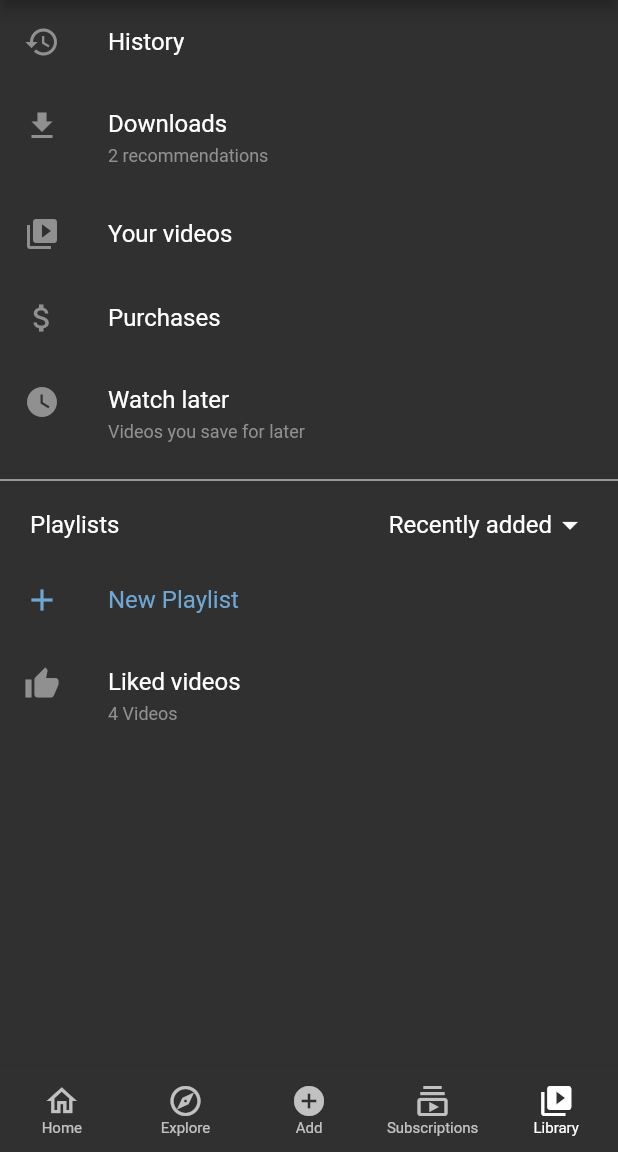
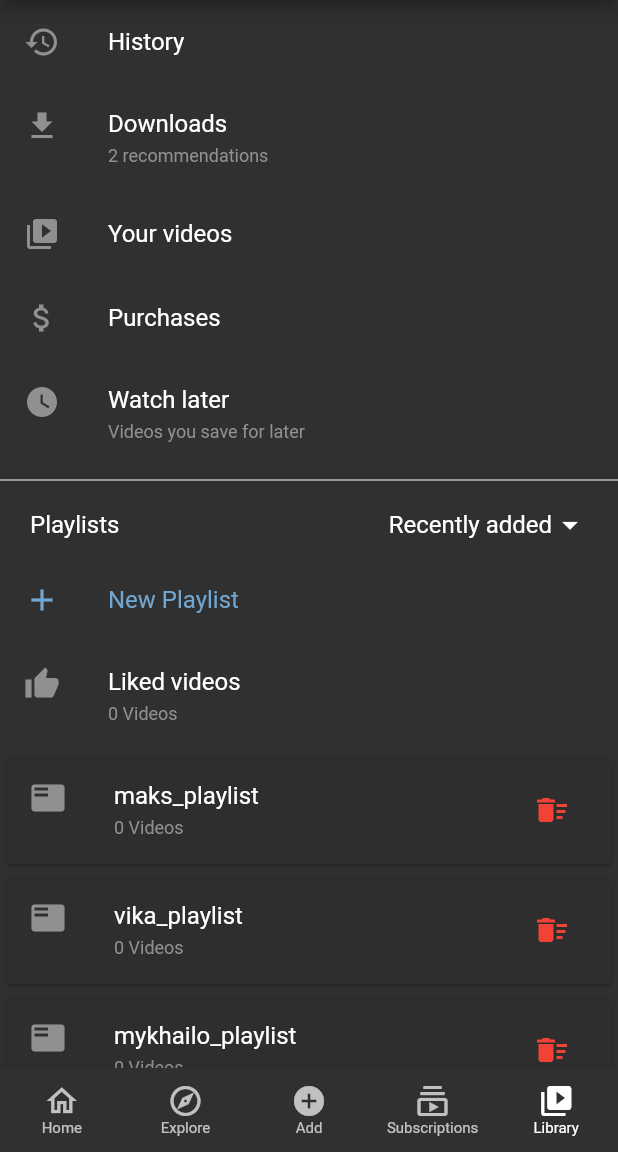
Before and after one commit to leobit-flutter-2021/youtube_app, a Flutter app: the screen it shows after launch, item 5 of the bottom bar chosen, on a phone screen of 412 x 824 dp, the part 84-1236 px from its top. Run offline on Flutter 3.47's test engine with Material 2 defaults, Android fonts, the phone set to English and light mode, and no system bars; our stand-ins replace timeago; network calls fail.

Commit message:
Adding state to library screen(ability to add and delete playlists)

```diff
--- a/lib/screens/library_screen.dart
+++ b/lib/screens/library_screen.dart
@@ -4,7 +4,28 @@ import 'package:hw_3/data/colors.dart';
 
 import 'package:hw_3/widgets/app_bar.dart';
 
-class LibraryTab extends StatelessWidget {
+class LibraryTab extends StatefulWidget {
+  LibraryState createState() => LibraryState();
+}
+
+class LibraryState extends State<LibraryTab> {
+  late String temp;
+  List play_list = [];
+  int like_counter = 0;
+
+  @override
+  void initState() {
+    super.initState();
+
+    play_list.addAll(['maks_playlist', 'vika_playlist', 'mykhailo_playlist']);
+  }
+
+  void _incrementCounter() {
+    setState(() {
+      like_counter++;
+    });
+  }
+
   @override
   Widget build(BuildContext context) {
     return Scaffold(
@@ -24,39 +45,43 @@ class LibraryTab extends StatelessWidget {
                 ),
                 ListTile(
                   leading: Icon(Icons.file_download, color: suvaGrey),
-                  title: Text('Downloads', style: TextStyle(color: Colors.white)),
+                  title:
+                      Text('Downloads', style: TextStyle(color: Colors.white)),
                   subtitle: Text('2 recommendations',
                       style: TextStyle(color: suvaGrey, fontSize: 12.0)),
                 ),
                 ListTile(
                   leading: Icon(Icons.video_library, color: suvaGrey),
-                  title:
-                      Text('Your videos', style: TextStyle(color: Colors.white)),
+                  title: Text('Your videos',
+                      style: TextStyle(color: Colors.white)),
                 ),
                 ListTile(
                   leading: Icon(Icons.attach_money, color: suvaGrey),
-                  title: Text('Purchases', style: TextStyle(color: Colors.white)),
+                  title:
+                      Text('Purchases', style: TextStyle(color: Colors.white)),
                 ),
                 ListTile(
                   leading: Icon(Icons.watch_later, color: suvaGrey),
-                  title:
-                      Text('Watch later', style: TextStyle(color: Colors.white)),
+                  title: Text('Watch later',
+                      style: TextStyle(color: Colors.white)),
                   subtitle: Text('Videos you save for later',
                       style: TextStyle(color: suvaGrey, fontSize: 12.0)),
                 ),
                 Divider(color: Colors.white),
                 Padding(
-                  padding: EdgeInsets.symmetric(horizontal: 20.0, vertical: 10.0),
+                  padding:
+                      EdgeInsets.symmetric(horizontal: 20.0, vertical: 10.0),
                   child: Row(
                     mainAxisAlignment: MainAxisAlignment.spaceBetween,
                     children: <Widget>[
                       Text('Playlists',
-                          style: TextStyle(color: Colors.white, fontSize: 16.0)),
+                          style:
+                              TextStyle(color: Colors.white, fontSize: 16.0)),
                       Row(
                         children: <Widget>[
                           Text('Recently added',
-                              style:
-                                  TextStyle(color: Colors.white, fontSize: 16.0)),
+                              style: TextStyle(
+                                  color: Colors.white, fontSize: 16.0)),
                           Icon(Icons.arrow_drop_down, color: Colors.white)
                         ],
                       )
@@ -64,16 +89,77 @@ class LibraryTab extends StatelessWidget {
                   ),
                 ),
                 ListTile(
+                  onTap: () {
+                    showDialog(
+                        context: context,
+                        builder: (BuildContext context) {
+                          return AlertDialog(
+                            title: Text('Add playlist'),
+                            content: TextField(
+                              onChanged: (String value) {
+                                temp = value;
+                              },
+                            ),
+                            actions: [
+                              ElevatedButton(
+                                  onPressed: () {
+                                    setState(() {
+                                      play_list.add(temp);
+                                    });
+                                    Navigator.of(context).pop();
+                                  },
+                                  child: Text('Add'))
+                            ],
+                          );
+                        });
+                  },
                   leading: Icon(Icons.add, color: linkBlue),
-                  title: Text('New Playlist', style: TextStyle(color: linkBlue)),
+                  title:
+                      Text('New Playlist', style: TextStyle(color: linkBlue)),
                 ),
                 ListTile(
+                  onTap: _incrementCounter,
                   leading: Icon(Icons.thumb_up, color: suvaGrey),
-                  title:
-                      Text('Liked videos', style: TextStyle(color: Colors.white)),
-                  subtitle: Text('4 Videos',
+                  title: Text('Liked videos',
+                      style: TextStyle(color: Colors.white)),
+                  subtitle: Text('$like_counter Videos',
                       style: TextStyle(color: suvaGrey, fontSize: 12.0)),
                 ),
+                ListView.builder(
+                    shrinkWrap: true,
+                    itemCount: play_list.length,
+                    itemBuilder: (BuildContext context, int index) {
+                      return Dismissible(
+                        key: Key(play_list[index]),
+                        child: Card(
+                          color: Color.fromRGBO(46, 46, 46, 1),
+                          child: ListTile(
+                            subtitle: Text('$like_counter Videos',
+                                style:
+                                    TextStyle(color: suvaGrey, fontSize: 12.0)),
+                            leading:
+                                Icon(Icons.featured_play_list, color: suvaGrey),
+                            title: Text(play_list[index]),
+                            trailing: IconButton(
+                              icon: Icon(
+                                Icons.delete_sweep,
+                                color: Colors.red,
+                              ),
+                              onPressed: () {
+                                setState(() {
+                                  play_list.removeAt(index);
+                                });
+                              },
+                            ),
+                          ),
+                        ),
+                        onDismissed: (direction) {
+                          setState(() {
+                            play_list.removeAt(index);
+                          });
+                        },
+                      );
+                    }),
               ],
             ),
           ),
```
